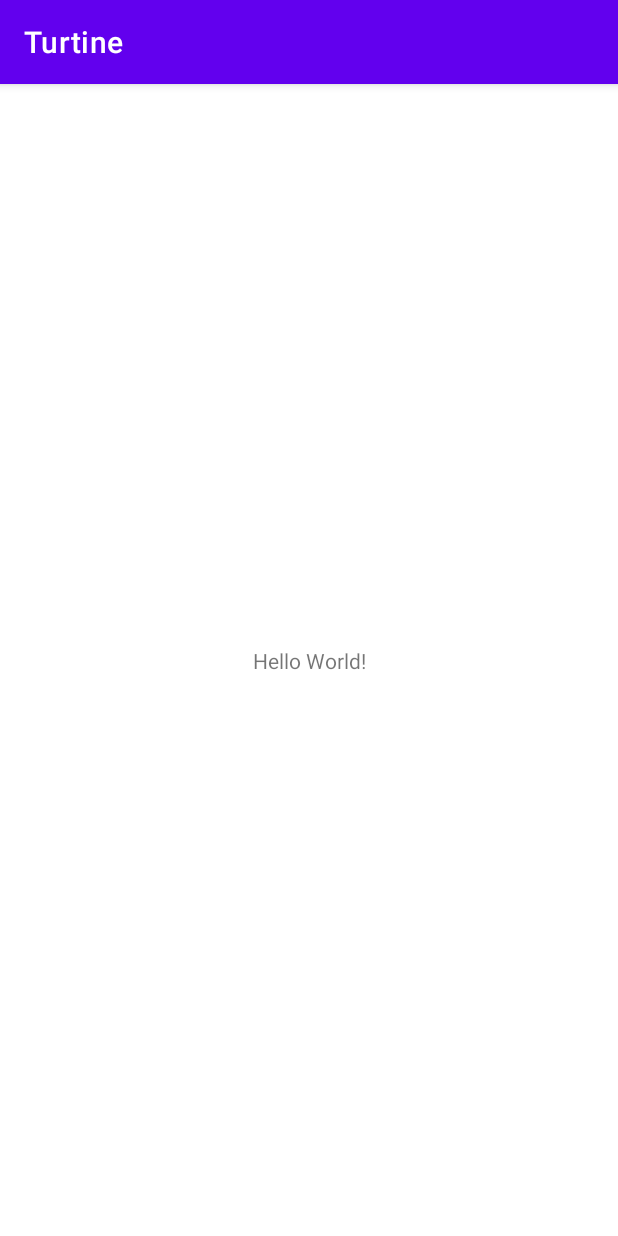
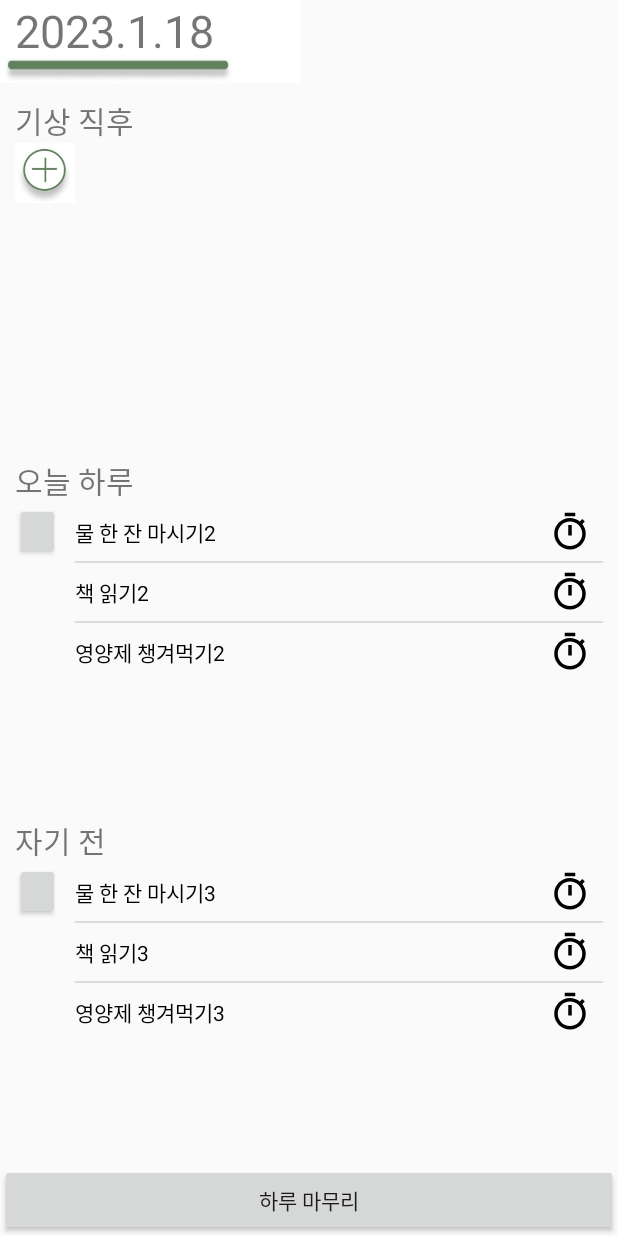
Before and after one commit to cherrynana320/Turtine, an Android app: the screen it shows after launch (MainActivity before the commit, TodayRoutineActivity after it), on a phone screen of 412 x 824 dp. Run offline under Robolectric (Android 15) with nearby library versions, the phone set to English and light mode, and no system bars.

Commit message:
0126 리나
1월26일 8시

```diff
--- a/app/build.gradle
+++ b/app/build.gradle
@@ -5,12 +5,12 @@ plugins {
 
 android {
     namespace 'com.example.turtine'
-    compileSdk 32
+    compileSdk 33
 
     defaultConfig {
         applicationId "com.example.turtine"
         minSdk 24
-        targetSdk 32
+        targetSdk 33
         versionCode 1
         versionName "1.0"
 
--- /dev/null
+++ b/app/src/main/java/com/example/turtine/MyDBHelper.kt
@@ -0,0 +1,49 @@
+package com.example.turtine
+
+import android.content.Context
+import android.database.Cursor
+import android.database.sqlite.SQLiteDatabase
+import android.database.sqlite.SQLiteOpenHelper
+import android.widget.Toast
+
+// ** 테이블을 생성하고, DB를 생성
+class MyDBHelper(context: Context) : SQLiteOpenHelper(context, "routineDB", null,1) {
+
+    // onCreate()메소드 : 테이블 생성
+    override fun onCreate(db: SQLiteDatabase?) {
+        // 테이블을 생성하기 위한 SQL문
+         db!!.execSQL("CREATE TABLE routineTBL (rImg INTEGER , rTxt CHAR(20) PRIMARY KEY, rTime INTEGER);")
+    }
+
+//    fun setTable(db: SQLiteDatabase?){
+//        db!!.execSQL("CREATE TABLE routineTBL (rImg INTEGER , rTxt CHAR(20) PRIMARY KEY, rTime INTEGER);")
+//    }
+
+    // onUpgrade메소드 : 테이블을 삭제한 후 다시 생성 ( 테이블에 버전 업데이트가 발생했을 때 )
+    override fun onUpgrade(db: SQLiteDatabase?, oldVersion: Int, newVersion: Int) {
+        // SQL문 - routineTBL이 있을 때만 테이블을 삭제함
+        db!!.execSQL("DROP TABLE IF EXISTS routineTBL")
+        onCreate(db) // 생성할 때는 다시 SQL문 작성하는 것이 아니라 onCreate함수 호출
+    }
+
+    fun getAllData(sqlDB: SQLiteDatabase) : ArrayList<RoutineItem> {
+
+        var routineList = ArrayList<RoutineItem>()
+        var cursor : Cursor
+
+        cursor = sqlDB.rawQuery("SELECT *From routineTBL;" , null)
+
+        while(cursor.moveToNext()){
+            var rImg = cursor.getInt(0)
+            var rTxt = cursor.getString(1)
+            var rTime = cursor.getInt(2)
+
+            var ri = RoutineItem(rImg, rTxt, rTime)
+            routineList.add(ri)
+        }
+        cursor.close()
+        sqlDB.close()
+
+        return routineList
+    }
+}
--- /dev/null
+++ b/app/src/main/java/com/example/turtine/RoutineItem.kt
@@ -0,0 +1,6 @@
+package com.example.turtine
+
+/**
+ * 클래스 모델 객체
+ */
+class RoutineItem( var checkImg: Int, var routine: String , var time : Int)
--- /dev/null
+++ b/app/src/main/java/com/example/turtine/RoutineItemAdapter.kt
@@ -0,0 +1,79 @@
+package com.example.turtine
+
+import android.content.Context
+import android.view.LayoutInflater
+import android.view.View
+import android.view.ViewGroup
+import android.widget.BaseAdapter
+import android.widget.ImageView
+import android.widget.TextView
+
+class RoutineItemAdapter(val context: Context, val RoutineItemList: ArrayList<RoutineItem>) : BaseAdapter() {
+
+    override fun getView(position: Int, convertView: View?, parent: ViewGroup?): View {
+        val view: View = LayoutInflater.from(context).inflate(R.layout.list_routine_item, null) // 뷰 붙이기
+
+        val timer_iv = view.findViewById<ImageView>(R.id.list_routine_item_timer_iv)
+        val routine_tv = view.findViewById<TextView>(R.id.list_routine_item_tv)
+
+        val routineItem = RoutineItemList[position]
+
+        timer_iv.setImageResource(routineItem.checkImg)
+        routine_tv.text = routineItem.routine
+
+        return view
+    }
+
+    override fun getItem(position: Int): Any {
+        return RoutineItemList[position]
+    }
+
+    override fun getItemId(position: Int): Long {
+        return 0
+    }
+
+    override fun getCount(): Int {
+        return RoutineItemList.size
+    }
+
+}
+
+//class RoutineItemAdapter(val context: Context) : BaseAdapter() {
+//
+//    var routineList = ArrayList<RoutineItem>()
+//
+//    override fun getView(position: Int, convertView: View?, parent: ViewGroup?): View {
+//        val view: View = LayoutInflater.from(context).inflate(R.layout.list_routine_item, null) // 뷰 붙이기
+//
+//        val timer_iv = view.findViewById<ImageView>(R.id.list_routine_item_timer_iv)
+//        val routine_tv = view.findViewById<TextView>(R.id.list_routine_item_tv)
+//
+//        val routineItem = routineList[position]
+//
+//        timer_iv.setImageResource(routineItem.checkImg)
+//        routine_tv.text = routineItem.routine
+//
+//        return view
+//    }
+//
+//    override fun getItem(position: Int): Any {
+//        return routineList[position]
+//    }
+//
+//    override fun getItemId(position: Int): Long {
+//        return 0
+//    }
+//
+//    override fun getCount(): Int {
+//        return routineList.size
+//    }
+//
+//
+//    fun setItem (ri : ArrayList<RoutineItem>) {
+//       this.routineList = ri
+//    }
+//
+//
+//
+//
+//}
--- /dev/null
+++ b/app/src/main/java/com/example/turtine/TodayRoutineActivity.kt
@@ -0,0 +1,177 @@
+package com.example.turtine
+
+import android.content.Context
+import android.content.Intent
+import android.database.sqlite.SQLiteDatabase
+import android.database.sqlite.SQLiteOpenHelper
+import androidx.appcompat.app.AppCompatActivity
+import android.os.Bundle
+import android.widget.*
+import kotlinx.coroutines.selects.select
+
+class TodayRoutineActivity : AppCompatActivity() {
+
+    // (기상 직후) 리스트뷰 샘플 데이터
+//    var RoutineList1 = arrayListOf<RoutineItem>(
+//        RoutineItem(R.drawable.ic_baseline_timer_24, "물 한 잔 마시기1") ,
+//        RoutineItem(R.drawable.ic_baseline_timer_24, "책 읽기1") ,
+//        RoutineItem(R.drawable.ic_baseline_timer_24, "영양제 챙겨먹기1")
+//    )
+
+
+    var RoutineList1 = ArrayList<RoutineItem>()
+    lateinit var db : MyDBHelper
+    lateinit var sqlDB : SQLiteDatabase
+
+
+
+    // (오늘 하루) 리스트뷰 샘플 데이터
+    var RoutineList2 = arrayListOf<RoutineItem>(
+        RoutineItem(R.drawable.ic_baseline_timer_24, "물 한 잔 마시기2", 5) ,
+        RoutineItem(R.drawable.ic_baseline_timer_24, "책 읽기2",5) ,
+        RoutineItem(R.drawable.ic_baseline_timer_24, "영양제 챙겨먹기2",5)
+    )
+
+    // (자기 전) 리스트뷰 샘플 데이터
+    var RoutineList3 = arrayListOf<RoutineItem>(
+        RoutineItem(R.drawable.ic_baseline_timer_24, "물 한 잔 마시기3",5) ,
+        RoutineItem(R.drawable.ic_baseline_timer_24, "책 읽기3",5) ,
+        RoutineItem(R.drawable.ic_baseline_timer_24, "영양제 챙겨먹기3",5)
+    )
+
+    lateinit var morning_add_btn : Button
+
+
+
+
+    override fun onCreate(savedInstanceState: Bundle?) { // 액티비티의 실행 시작 지점
+        super.onCreate(savedInstanceState)
+        setContentView(R.layout.activity_today_routine)
+
+       // val item = arrayOf("사과", "배", "딸기", "키위")
+        //listView.adapter =ArrayAdapter(this, android.R.layout.simple_list_item_1, item)
+
+
+        db = MyDBHelper(this) // db = new DBHandler(this)
+        sqlDB = db.readableDatabase
+
+
+        // 리스트뷰
+        var listView1 = findViewById<ListView>(R.id.today_routine_morning_lv)
+        var listView2 = findViewById<ListView>(R.id.today_routine_day_lv)
+        var listView3 = findViewById<ListView>(R.id.today_routine_night_lv)
+        // add 버튼
+        morning_add_btn = findViewById<Button>(R.id.today_routine_morning_add_btn)
+        var day_add_btn = findViewById<Button>(R.id.today_routine_day_add_btn)
+        var night_add_btn = findViewById<Button>(R.id.today_routine_night_add_btn)
+        // 하루 마무리 버튼
+        var complete_btn = findViewById<Button>(R.id.today_routine_complete_btn)
+
+
+        RoutineList1 = db.getAllData(sqlDB)
+
+//         ** 리스트 뷰 어댑터와 연결
+//         어댑터 정의
+        val Adapter1 = RoutineItemAdapter(this, RoutineList1)
+        val Adapter2 = RoutineItemAdapter(this, RoutineList2)
+        val Adapter3 = RoutineItemAdapter(this, RoutineList3)
+//        // 어댑터 연결
+        listView1.adapter = Adapter1
+        listView2.adapter = Adapter2
+        listView3.adapter = Adapter3
+
+        // DatabaseHandler는 MyDBHelper
+        // TodoAdpater는 RoutineItemAdapter
+
+//        RoutineList1 = db.getAllData()
+//        val Adapter1 = RoutineItemAdapter(this) // taskAdapter = new TodoAdapter(this)
+//        listView1.adapter = Adapter1 // tasksRecyclerView.setAdapter(taskAdapter)
+//        RoutineList1 = db.getAllData()
+//        Adapter1.setItem(RoutineList1)
+
+
+
+
+
+//        var ri : RoutineItem = RoutineItem(R.drawable.ic_baseline_timer_24, "제발 되면 좋겠어 plz")
+//        RoutineList1.add(ri)
+
+
+        // ** add 버튼 클릭 이벤트
+        morning_add_btn.setOnClickListener{
+            // 루틴 등록 페이지로 이동
+            var intent = Intent(this, SampleActivity::class.java)
+            startActivity(intent)
+        }
+
+
+
+
+
+
+
+
+        // ( 리스트 아이템 하나 클릭 시 )
+        // ** (기상 직후) 체크 버튼 클릭 이벤트
+        listView1.onItemClickListener = AdapterView.OnItemClickListener { parent, view, position, id ->
+            // 여기서 parent는 AdapterView
+            // 1. 클릭한 아이템 가져오기
+            var selectItem = parent.getItemAtPosition(position) as RoutineItem
+
+            // TimerActivity.kt 파일에서 작성되어야 할 코드인 듯
+            // 3. 타이머가 끝나면 클릭한 아이템 안에 있는 타이머 이미지가 체크 이미지로 바뀜
+            var img = findViewById<ImageView>(R.id.list_routine_item_timer_iv)
+            selectItem.checkImg = R.drawable.ic_baseline_check_circle_outline_24
+
+            // 2. 타이머 페이지로 이동하기
+            var intent = Intent(this, MainActivity::class.java)
+            startActivity(intent)
+        }
+
+        // ** (오늘 하루) 체크 버튼 클릭 이벤트
+        listView2.onItemClickListener = AdapterView.OnItemClickListener { parent, view, position, id ->
+            // 여기서 parent는 AdapterView
+            // 1. 클릭한 아이템 가져오기
+            val selectItem = parent.getItemAtPosition(position) as RoutineItem
+            // 2. 타이머 페이지로 이동하기
+            var intent = Intent(this, MainActivity::class.java)
+            startActivity(intent)
+        }
+
+        // ** (자기 전) 체크 버튼 클릭 이벤트
+        listView3.onItemClickListener = AdapterView.OnItemClickListener { parent, view, position, id ->
+            // 여기서 parent는 AdapterView
+            // 1. 클릭한 아이템 가져오기
+            val selectItem = parent.getItemAtPosition(position) as RoutineItem
+            // 2. 타이머 페이지로 이동하기
+            var intent = Intent(this, MainActivity::class.java)
+            startActivity(intent)
+        }
+
+        // ** 하루 마무리 버튼 클릭 이벤트
+        complete_btn.setOnClickListener{
+            // var intent = Intent(this, 액티비티 클래스)
+            // 1. 하루 마무리 페이지로 데이터 보내기
+
+            // 2. 하루 마무리 페이지로 이동
+            // startActivity(intent)
+
+            var intent = Intent(this, MainActivity::class.java)
+            startActivity(intent)
+        }
+
+
+        // ** 루틴 데이터 가져와서 리스트뷰에 추가하는 함수
+        fun addItem( routineItemList: ArrayList<RoutineItem>, routineItem:RoutineItem)
+        {
+            routineItemList.add(routineItem)
+        }
+
+    }
+
+
+
+
+
+
+}
--- /dev/null
+++ b/app/src/main/res/drawable/ic_baseline_add_circle_outline_24.xml
@@ -0,0 +1,5 @@
+<vector android:height="24dp" android:tint="#000000"
+    android:viewportHeight="24" android:viewportWidth="24"
+    android:width="24dp" xmlns:android="http://schemas.android.com/apk/res/android">
+    <path android:fillColor="@android:color/white" android:pathData="M13,7h-2v4L7,11v2h4v4h2v-4h4v-2h-4L13,7zM12,2C6.48,2 2,6.48 2,12s4.48,10 10,10 10,-4.48 10,-10S17.52,2 12,2zM12,20c-4.41,0 -8,-3.59 -8,-8s3.59,-8 8,-8 8,3.59 8,8 -3.59,8 -8,8z"/>
+</vector>
--- /dev/null
+++ b/app/src/main/res/drawable/ic_baseline_check_circle_outline_24.xml
@@ -0,0 +1,5 @@
+<vector android:height="24dp" android:tint="#000000"
+    android:viewportHeight="24" android:viewportWidth="24"
+    android:width="24dp" xmlns:android="http://schemas.android.com/apk/res/android">
+    <path android:fillColor="@android:color/white" android:pathData="M16.59,7.58L10,14.17l-3.59,-3.58L5,12l5,5 8,-8zM12,2C6.48,2 2,6.48 2,12s4.48,10 10,10 10,-4.48 10,-10S17.52,2 12,2zM12,20c-4.42,0 -8,-3.58 -8,-8s3.58,-8 8,-8 8,3.58 8,8 -3.58,8 -8,8z"/>
+</vector>
--- /dev/null
+++ b/app/src/main/res/drawable/ic_baseline_timer_24.xml
@@ -0,0 +1,5 @@
+<vector android:height="24dp" android:tint="#000000"
+    android:viewportHeight="24" android:viewportWidth="24"
+    android:width="24dp" xmlns:android="http://schemas.android.com/apk/res/android">
+    <path android:fillColor="@android:color/white" android:pathData="M15,1L9,1v2h6L15,1zM11,14h2L13,8h-2v6zM19.03,7.39l1.42,-1.42c-0.43,-0.51 -0.9,-0.99 -1.41,-1.41l-1.42,1.42C16.07,4.74 14.12,4 12,4c-4.97,0 -9,4.03 -9,9s4.02,9 9,9 9,-4.03 9,-9c0,-2.12 -0.74,-4.07 -1.97,-5.61zM12,20c-3.87,0 -7,-3.13 -7,-7s3.13,-7 7,-7 7,3.13 7,7 -3.13,7 -7,7z"/>
+</vector>
--- /dev/null
+++ b/app/src/main/res/layout/activity_today_routine.xml
@@ -0,0 +1,149 @@
+<?xml version="1.0" encoding="utf-8"?>
+<LinearLayout xmlns:android="http://schemas.android.com/apk/res/android"
+    xmlns:app="http://schemas.android.com/apk/res-auto"
+    xmlns:tools="http://schemas.android.com/tools"
+    android:layout_width="match_parent"
+    android:layout_height="match_parent"
+    android:orientation="vertical"
+    tools:context=".TodayRoutineActivity">
+
+    <LinearLayout
+        android:layout_width="200dp"
+        android:layout_height="55dp"
+        android:background="@drawable/underbar"
+        android:orientation="horizontal"
+        android:paddingHorizontal="10dp">
+
+        <TextView
+            android:id="@+id/today_routine_date_tv"
+            android:layout_width="wrap_content"
+            android:layout_height="wrap_content"
+            android:text="2023.1.18"
+            android:textSize="30dp" />
+    </LinearLayout>
+
+
+    <LinearLayout
+        android:layout_width="match_parent"
+        android:layout_height="0dp"
+        android:layout_weight="1"
+        android:paddingHorizontal="10dp"
+        android:layout_marginTop="10dp"
+        android:orientation="vertical" >
+
+        <TextView
+            android:layout_width="match_parent"
+            android:layout_height="wrap_content"
+            android:text="기상 직후"
+            android:textSize="20sp" />
+
+        <LinearLayout
+            android:layout_width="match_parent"
+            android:layout_height="wrap_content"
+            android:layout_weight="1"
+            android:orientation="horizontal">
+
+            <Button
+                android:id="@+id/today_routine_morning_add_btn"
+                style="@style/Widget.AppCompat.Button.Borderless"
+                android:layout_width="40dp"
+                android:layout_height="40dp"
+                android:layout_marginRight="10dp"
+                android:background="@drawable/addbtnimg" />
+
+            <ListView
+                android:id="@+id/today_routine_morning_lv"
+                android:layout_width="match_parent"
+                android:layout_height="wrap_content" />
+        </LinearLayout>
+
+    </LinearLayout>
+
+    <LinearLayout
+        android:layout_width="match_parent"
+        android:layout_height="0dp"
+        android:paddingHorizontal="10dp"
+        android:layout_marginTop="10dp"
+        android:layout_weight="1"
+        android:orientation="vertical" >
+
+        <TextView
+            android:layout_width="match_parent"
+            android:layout_height="wrap_content"
+            android:text="오늘 하루"
+            android:textSize="20sp" />
+
+        <LinearLayout
+            android:layout_width="match_parent"
+            android:layout_height="wrap_content"
+            android:layout_weight="1"
+            android:orientation="horizontal">
+
+            <Button
+                android:id="@+id/today_routine_day_add_btn"
+                android:layout_width="30dp"
+                android:layout_height="38dp"
+                android:layout_marginRight="10dp"
+                />
+
+            <ListView
+                android:id="@+id/today_routine_day_lv"
+                android:layout_width="match_parent"
+                android:layout_height="wrap_content" />
+        </LinearLayout>
+
+    </LinearLayout>
+
+    <LinearLayout
+        android:layout_width="match_parent"
+        android:layout_height="0dp"
+        android:paddingHorizontal="10dp"
+        android:layout_marginTop="10dp"
+        android:layout_weight="1"
+        android:orientation="vertical" >
+
+        <TextView
+            android:layout_width="match_parent"
+            android:layout_height="wrap_content"
+            android:text="자기 전"
+            android:textSize="20sp" />
+
+        <LinearLayout
+            android:layout_width="match_parent"
+            android:layout_height="wrap_content"
+            android:layout_weight="1"
+            android:orientation="horizontal">
+
+            <Button
+                android:id="@+id/today_routine_night_add_btn"
+                android:layout_width="30dp"
+                android:layout_height="38dp"
+                android:layout_marginRight="10dp" />
+            <ListView
+                android:id="@+id/today_routine_night_lv"
+                android:layout_width="match_parent"
+                android:layout_height="wrap_content" />
+
+        </LinearLayout>
+
+    </LinearLayout>
+
+    <LinearLayout
+        android:layout_width="match_parent"
+        android:layout_height="wrap_content"
+        android:orientation="horizontal" >
+
+
+        <Button
+            android:id="@+id/today_routine_complete_btn"
+            android:layout_width="wrap_content"
+            android:layout_height="wrap_content"
+            android:layout_weight="1"
+            android:text="하루 마무리" />
+
+    </LinearLayout>
+
+
+
+
+</LinearLayout>
--- /dev/null
+++ b/app/src/main/res/layout/list_routine_item.xml
@@ -0,0 +1,30 @@
+<?xml version="1.0" encoding="utf-8"?>
+<androidx.constraintlayout.widget.ConstraintLayout xmlns:android="http://schemas.android.com/apk/res/android"
+    xmlns:app="http://schemas.android.com/apk/res-auto"
+    xmlns:tools="http://schemas.android.com/tools"
+    android:layout_width="match_parent"
+    android:layout_height="wrap_content">
+
+    <ImageView
+        android:id="@+id/list_routine_item_timer_iv"
+        android:layout_width="28dp"
+        android:layout_height="28dp"
+        android:layout_marginTop="5dp"
+        android:layout_marginEnd="8dp"
+        android:layout_marginBottom="5dp"
+        app:layout_constraintBottom_toBottomOf="parent"
+        app:layout_constraintEnd_toEndOf="parent"
+        app:layout_constraintTop_toTopOf="parent"
+        app:srcCompat="@drawable/ic_baseline_timer_24" />
+
+    <TextView
+        android:id="@+id/list_routine_item_tv"
+        android:layout_width="wrap_content"
+        android:layout_height="wrap_content"
+        android:text="물 한 잔 마시기"
+        android:textColor="@color/black"
+        android:textSize="14sp"
+        app:layout_constraintBottom_toBottomOf="parent"
+        app:layout_constraintStart_toStartOf="parent"
+        app:layout_constraintTop_toTopOf="parent" />
+</androidx.constraintlayout.widget.ConstraintLayout>
--- a/app/src/main/res/values/themes.xml
+++ b/app/src/main/res/values/themes.xml
@@ -1,6 +1,6 @@
 <resources xmlns:tools="http://schemas.android.com/tools">
     <!-- Base application theme. -->
-    <style name="Theme.Turtine" parent="Theme.MaterialComponents.DayNight.DarkActionBar">
+    <style name="Theme.Turtine" parent="Theme.AppCompat.Light.NoActionBar">
         <!-- Primary brand color. -->
         <item name="colorPrimary">@color/purple_500</item>
         <item name="colorPrimaryVariant">@color/purple_700</item>
```
Also changed, not shown: app/src/main/AndroidManifest.xml (+18 -2 lines), app/src/main/java/com/example/turtine/SampleActivity.kt (added, +59 -0 lines), app/src/main/res/layout/activity_sample.xml (added, +39 -0 lines), app/src/main/res/drawable/addbtnimg.jpg (added), app/src/main/res/drawable/underbar.jpg (added).
